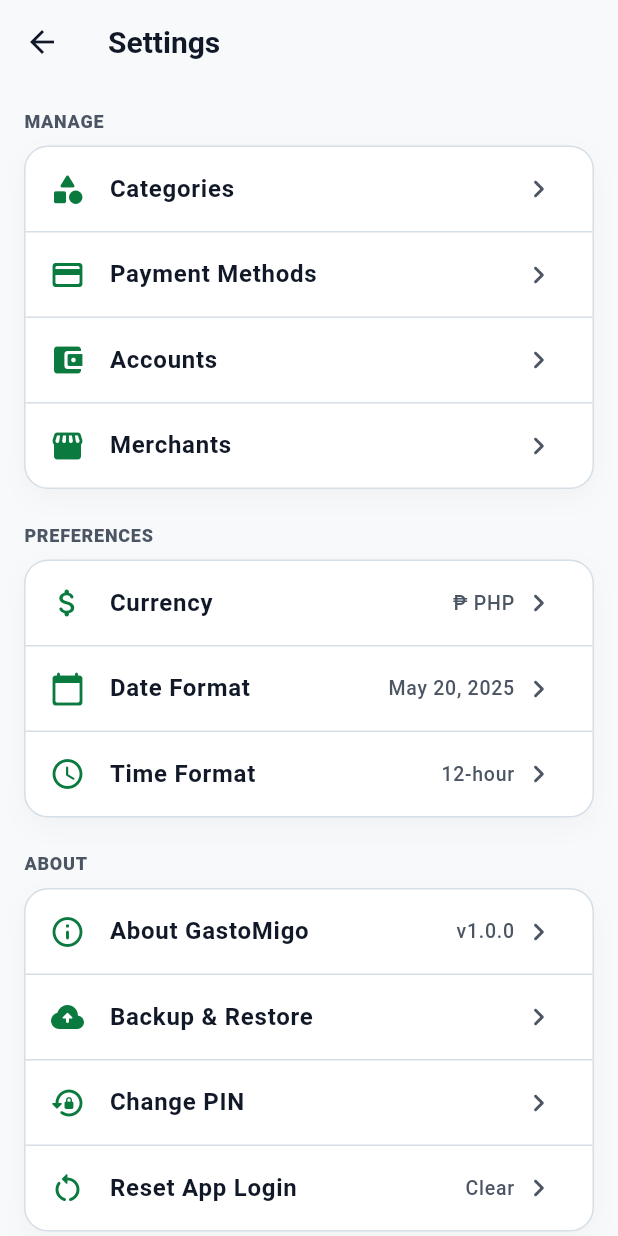
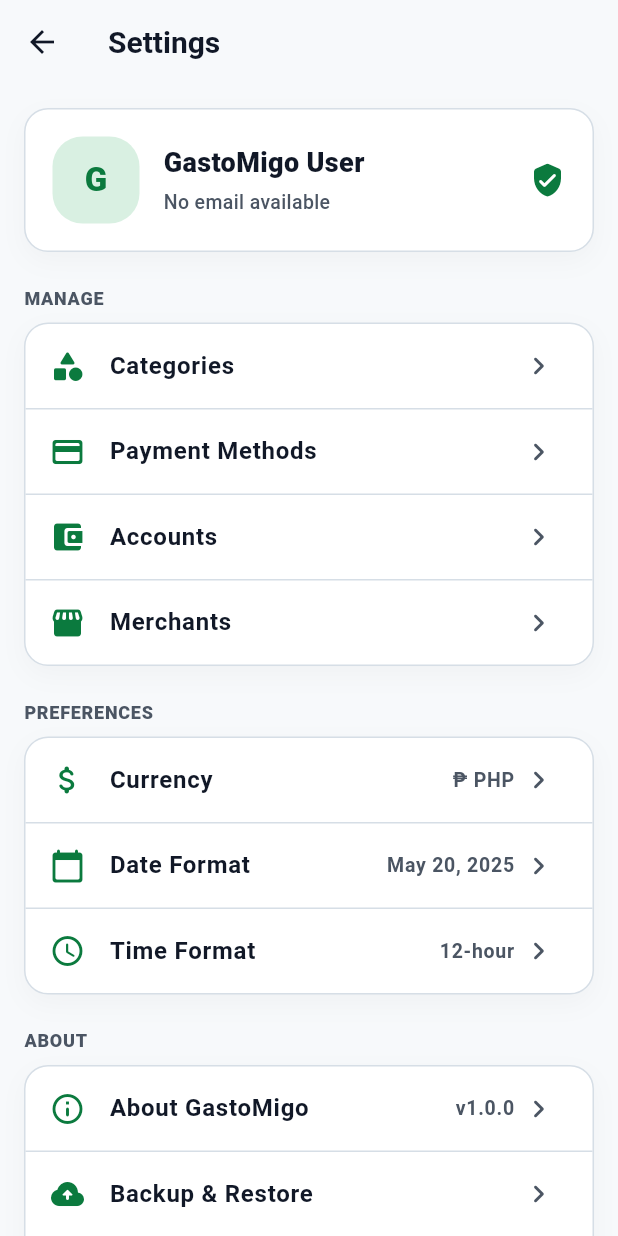
Before and after one commit to rennanamoguis/gasto-migo, a Flutter app: the SettingsScreen screen opened directly, on a phone screen of 412 x 824 dp. Run offline on Flutter 3.47's test engine with Material 3 defaults, Android fonts, the phone set to English and light mode, and no system bars; our stand-ins replace file_picker, firebase_core, flutter_secure_storage, share_plus, sqflite; accounts and stored records are empty; network calls fail.

Commit message:
Implement Forgot PIN in Lock Screen and add User Info at Settings Screen

```diff
--- a/lib/core/network/api_client.dart
+++ b/lib/core/network/api_client.dart
@@ -1,6 +1,8 @@
 class ApiClient {
+
+  //for central API config, not yet used.
   static const String baseUrl =
-      'https://seashell-antelope-329804.hostingersite.com/api';
+      'https://gastomigo.rcamoguis.com/api';
 
   static Uri uri(String path) {
     return Uri.parse('$baseUrl$path');
--- a/lib/features/auth/presentation/screens/pin_login_screen.dart
+++ b/lib/features/auth/presentation/screens/pin_login_screen.dart
@@ -4,6 +4,7 @@
 import '../../../../core/storage/secure_storage_service.dart';
 import '../../../../core/theme/app_theme.dart';
 import '../../../../core/utils/pin_utils.dart';
+import 'forgot_pin_otp_screen.dart';
 
 class PinLoginScreen extends StatefulWidget {
   const PinLoginScreen({super.key});
@@ -32,6 +33,28 @@
     setState(() {
       fullName = name ?? '';
     });
+  }
+
+  Future<void> forgotPin() async {
+    final email = await storage.getEmail();
+
+    if (!mounted) return;
+
+    if (email == null || email.isEmpty) {
+      ScaffoldMessenger.of(context).showSnackBar(
+        const SnackBar(
+          content: Text('No registered email found. Please register again.'),
+        ),
+      );
+      return;
+    }
+
+    Navigator.push(
+      context,
+      MaterialPageRoute(
+        builder: (_) => ForgotPinOtpScreen(email: email),
+      ),
+    );
   }
 
   Future<void> login() async {
@@ -152,6 +175,13 @@
               onPressed: login,
               child: const Text('Unlock'),
             ),
+
+            const SizedBox(height: 24),
+
+            TextButton(
+              onPressed: forgotPin,
+              child: const Text('Forgot PIN?'),
+            )
           ],
         ),
       ),
--- a/lib/features/settings/presentation/screens/settings_screen.dart
+++ b/lib/features/settings/presentation/screens/settings_screen.dart
@@ -4,7 +4,6 @@
 import '../../../../core/widgets/app_card.dart';
 import '../../../../core/storage/secure_storage_service.dart';
 import '../../../auth/presentation/screens/get_started_screen.dart';
-import 'package:firebase_auth/firebase_auth.dart';
 import '../../data/settings_repository.dart';
 
 import 'about_screen.dart';
@@ -28,39 +27,60 @@
   State<SettingsScreen> createState() => _SettingsScreenState();
 }
 
-class _SettingsScreenState extends State<SettingsScreen>{
+class _SettingsScreenState extends State<SettingsScreen> {
   final settingsRepository = SettingsRepository();
+  final storage = SecureStorageService();
+
   String currencyCode = 'PHP';
   String currencySymbol = '₱';
+
+  String fullName = 'GastoMigo User';
+  String email = 'No email available';
 
   @override
   void initState() {
     super.initState();
     loadSettingsSummary();
+    _loadUserInfo();
+  }
+
+  Future<void> _loadUserInfo() async {
+    final storedFullName = await storage.getFullName();
+    final storedEmail = await storage.getEmail();
+
+    if (!mounted) return;
+
+    setState(() {
+      fullName = storedFullName?.isNotEmpty == true
+          ? storedFullName!
+          : 'GastoMigo User';
+
+      email = storedEmail?.isNotEmpty == true
+          ? storedEmail!
+          : 'No email available';
+    });
   }
 
   Future<void> loadSettingsSummary() async {
     final preferences = await settingsRepository.getPreferences();
+
     if (!mounted) return;
+
     setState(() {
       currencyCode = preferences.currencyCode;
       currencySymbol = preferences.currencySymbol;
     });
   }
 
-
   Future<void> resetAppLogin(BuildContext context) async {
-    final storage = SecureStorageService();
-
     await storage.clearAll();
-    await FirebaseAuth.instance.signOut();
 
     if (!context.mounted) return;
 
     Navigator.pushAndRemoveUntil(
       context,
       MaterialPageRoute(builder: (_) => const GetStartedScreen()),
-      (route) => false,
+          (route) => false,
     );
   }
 
@@ -71,7 +91,7 @@
         return AlertDialog(
           title: const Text('Reset App Login?'),
           content: const Text(
-            'This will clear your local PIN and sign out your Firebase session. Your local expenses will remain on this device.',
+            'This will clear your local account session and PIN. Your local expenses will remain on this device.',
           ),
           actions: [
             TextButton(
@@ -79,7 +99,9 @@
               child: const Text('Cancel'),
             ),
             FilledButton(
-              style: FilledButton.styleFrom(backgroundColor: AppTheme.error),
+              style: FilledButton.styleFrom(
+                backgroundColor: AppTheme.error,
+              ),
               onPressed: () => Navigator.pop(context, true),
               child: const Text('Reset'),
             ),
@@ -93,15 +115,106 @@
     }
   }
 
+  String get initials {
+    final parts = fullName.trim().split(RegExp(r'\s+'));
+
+    if (parts.isEmpty || fullName == 'GastoMigo User') {
+      return 'G';
+    }
+
+    if (parts.length == 1) {
+      return parts.first.substring(0, 1).toUpperCase();
+    }
+
+    return '${parts.first.substring(0, 1)}${parts.last.substring(0, 1)}'
+        .toUpperCase();
+  }
+
+  Widget _buildUserInfoCard() {
+    return AppCard(
+      padding: const EdgeInsets.all(18),
+      child: Row(
+        children: [
+          Container(
+            height: 58,
+            width: 58,
+            alignment: Alignment.center,
+            decoration: BoxDecoration(
+              color: AppTheme.primaryContainer,
+              borderRadius: BorderRadius.circular(20),
+            ),
+            child: Text(
+              initials,
+              style: const TextStyle(
+                color: AppTheme.primary,
+                fontSize: 22,
+                fontWeight: FontWeight.w900,
+              ),
+            ),
+          ),
+
+          const SizedBox(width: 16),
+
+          Expanded(
+            child: Column(
+              crossAxisAlignment: CrossAxisAlignment.start,
+              children: [
+                Text(
+                  fullName,
+                  maxLines: 1,
+                  overflow: TextOverflow.ellipsis,
+                  style: const TextStyle(
+                    color: AppTheme.textPrimary,
+                    fontSize: 18,
+                    fontWeight: FontWeight.w900,
+                  ),
+                ),
+
+                const SizedBox(height: 4),
+
+                Text(
+                  email,
+                  maxLines: 1,
+                  overflow: TextOverflow.ellipsis,
+                  style: const TextStyle(
+                    color: AppTheme.textSecondary,
+                    fontSize: 13,
+                    fontWeight: FontWeight.w500,
+                  ),
+                ),
+              ],
+            ),
+          ),
+
+          const SizedBox(width: 12),
+
+          const Icon(
+            Icons.verified_user_rounded,
+            color: AppTheme.primary,
+            size: 24,
+          ),
+        ],
+      ),
+    );
+  }
+
   @override
   Widget build(BuildContext context) {
     return Scaffold(
-      appBar: AppBar(title: const Text('Settings')),
+      appBar: AppBar(
+        title: const Text('Settings'),
+      ),
       body: ListView(
         padding: const EdgeInsets.fromLTRB(16, 16, 16, 110),
         children: [
-          _SectionLabel('Manage'),
-          SizedBox(height: 8),
+          _buildUserInfoCard(),
+
+          const SizedBox(height: 22),
+
+          const _SectionLabel('Manage'),
+
+          const SizedBox(height: 8),
+
           AppCard(
             padding: EdgeInsets.zero,
             child: Column(
@@ -112,46 +225,60 @@
                   onTap: () async {
                     await Navigator.push(
                       context,
-                      MaterialPageRoute(builder: (_) => const CategoriesScreen()),
+                      MaterialPageRoute(
+                        builder: (_) => const CategoriesScreen(),
+                      ),
                     );
 
                     widget.onSettingsChanged?.call();
                   },
                 ),
-                Divider(),
+
+                const Divider(height: 1),
+
                 _SettingsTile(
                   icon: Icons.payment_rounded,
                   title: 'Payment Methods',
                   onTap: () async {
                     await Navigator.push(
                       context,
-                      MaterialPageRoute(builder: (_) => const PaymentMethodsScreen()),
+                      MaterialPageRoute(
+                        builder: (_) => const PaymentMethodsScreen(),
+                      ),
                     );
 
                     widget.onSettingsChanged?.call();
                   },
                 ),
-                Divider(),
+
+                const Divider(height: 1),
+
                 _SettingsTile(
                   icon: Icons.account_balance_wallet_rounded,
                   title: 'Accounts',
                   onTap: () async {
                     await Navigator.push(
                       context,
-                      MaterialPageRoute(builder: (_) => const AccountsScreen()),
+                      MaterialPageRoute(
+                        builder: (_) => const AccountsScreen(),
+                      ),
                     );
 
                     widget.onSettingsChanged?.call();
                   },
                 ),
-                Divider(),
+
+                const Divider(height: 1),
+
                 _SettingsTile(
                   icon: Icons.storefront_rounded,
                   title: 'Merchants',
                   onTap: () async {
                     await Navigator.push(
                       context,
-                      MaterialPageRoute(builder: (_) => const MerchantsScreen()),
+                      MaterialPageRoute(
+                        builder: (_) => const MerchantsScreen(),
+                      ),
                     );
 
                     widget.onSettingsChanged?.call();
@@ -161,10 +288,12 @@
             ),
           ),
 
-          SizedBox(height: 22),
+          const SizedBox(height: 22),
 
-          _SectionLabel('Preferences'),
-          SizedBox(height: 8),
+          const _SectionLabel('Preferences'),
+
+          const SizedBox(height: 8),
+
           AppCard(
             padding: EdgeInsets.zero,
             child: Column(
@@ -176,24 +305,29 @@
                   onTap: () async {
                     final result = await Navigator.push<bool>(
                       context,
-                      MaterialPageRoute(builder: (_) => const CurrencyScreen()),
+                      MaterialPageRoute(
+                        builder: (_) => const CurrencyScreen(),
+                      ),
                     );
 
                     if (result == true) {
                       await loadSettingsSummary();
-
                       widget.onSettingsChanged?.call();
                     }
                   },
                 ),
-                Divider(),
-                _SettingsTile(
+
+                const Divider(height: 1),
+
+                const _SettingsTile(
                   icon: Icons.calendar_today_rounded,
                   title: 'Date Format',
                   trailingText: 'May 20, 2025',
                 ),
-                Divider(),
-                _SettingsTile(
+
+                const Divider(height: 1),
+
+                const _SettingsTile(
                   icon: Icons.access_time_rounded,
                   title: 'Time Format',
                   trailingText: '12-hour',
@@ -202,10 +336,12 @@
             ),
           ),
 
-          SizedBox(height: 22),
+          const SizedBox(height: 22),
 
-          _SectionLabel('About'),
-          SizedBox(height: 8),
+          const _SectionLabel('About'),
+
+          const SizedBox(height: 8),
+
           AppCard(
             padding: EdgeInsets.zero,
             child: Column(
@@ -217,33 +353,45 @@
                   onTap: () {
                     Navigator.push(
                       context,
-                      MaterialPageRoute(builder: (_) => const AboutScreen()),
+                      MaterialPageRoute(
+                        builder: (_) => const AboutScreen(),
+                      ),
                     );
                   },
                 ),
-                Divider(),
+
+                const Divider(height: 1),
+
                 _SettingsTile(
                   icon: Icons.backup_rounded,
                   title: 'Backup & Restore',
                   onTap: () {
                     Navigator.push(
                       context,
-                      MaterialPageRoute(builder: (_) => const BackupRestoreScreen()),
+                      MaterialPageRoute(
+                        builder: (_) => const BackupRestoreScreen(),
+                      ),
                     );
                   },
                 ),
-                Divider(),
+
+                const Divider(height: 1),
+
                 _SettingsTile(
                   icon: Icons.lock_reset_rounded,
                   title: 'Change PIN',
                   onTap: () {
                     Navigator.push(
                       context,
-                      MaterialPageRoute(builder: (_) => const ChangePinScreen()),
+                      MaterialPageRoute(
+                        builder: (_) => const ChangePinScreen(),
+                      ),
                     );
                   },
                 ),
-                Divider(),
+
+                const Divider(height: 1),
+
                 _SettingsTile(
                   icon: Icons.restart_alt_rounded,
                   title: 'Reset App Login',
@@ -294,7 +442,11 @@
   @override
   Widget build(BuildContext context) {
     return ListTile(
-      leading: Icon(icon, color: AppTheme.primary),
+      minVerticalPadding: 14,
+      leading: Icon(
+        icon,
+        color: AppTheme.primary,
+      ),
       title: Text(
         title,
         style: const TextStyle(
@@ -305,15 +457,17 @@
       trailing: Row(
         mainAxisSize: MainAxisSize.min,
         children: [
-          if (trailingText != null)
+          if (trailingText != null) ...[
             Text(
               trailingText!,
               style: const TextStyle(
                 color: AppTheme.textSecondary,
                 fontSize: 13,
+                fontWeight: FontWeight.w600,
               ),
             ),
-          const SizedBox(width: 4),
+            const SizedBox(width: 4),
+          ],
           const Icon(
             Icons.chevron_right_rounded,
             color: AppTheme.textSecondary,
```
Also changed, not shown: lib/features/auth/presentation/screens/forgot_pin_otp_screen.dart (added, +205 -0 lines), lib/features/auth/presentation/screens/reset_pin_screen.dart (added, +179 -0 lines), lib/repositories/auth_repository.dart (+40 -0 lines), 2 other files.
